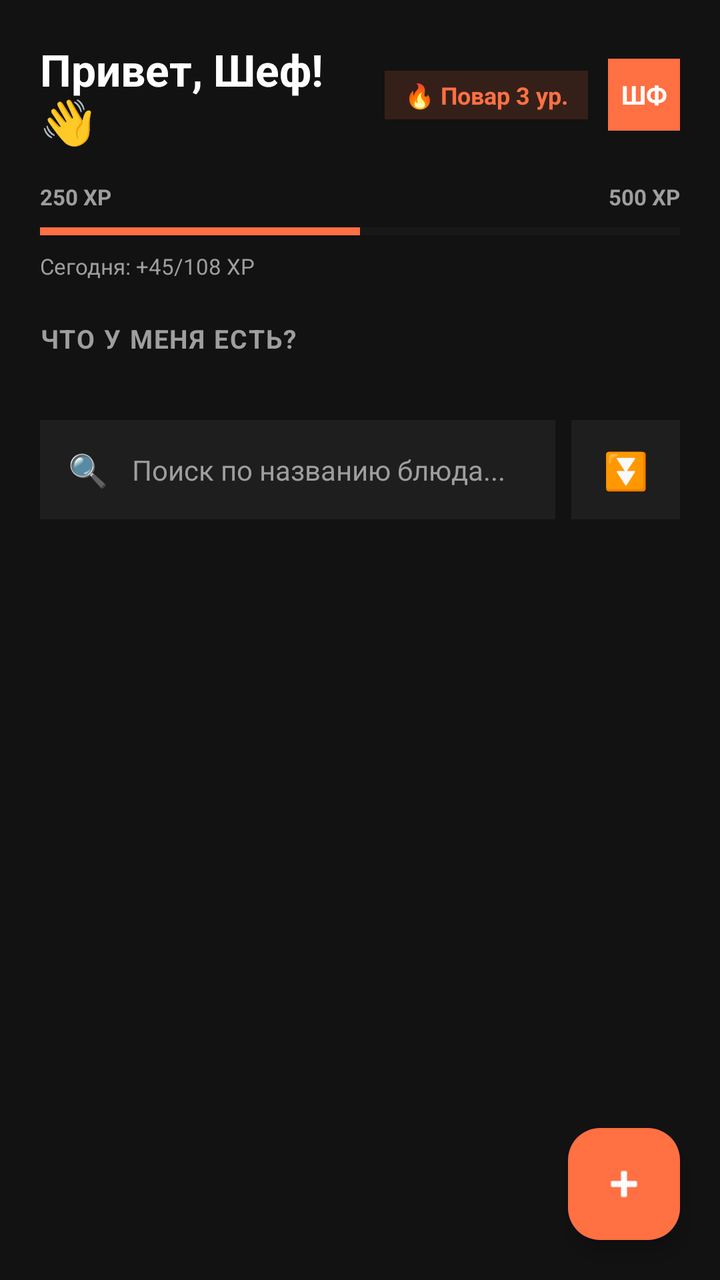
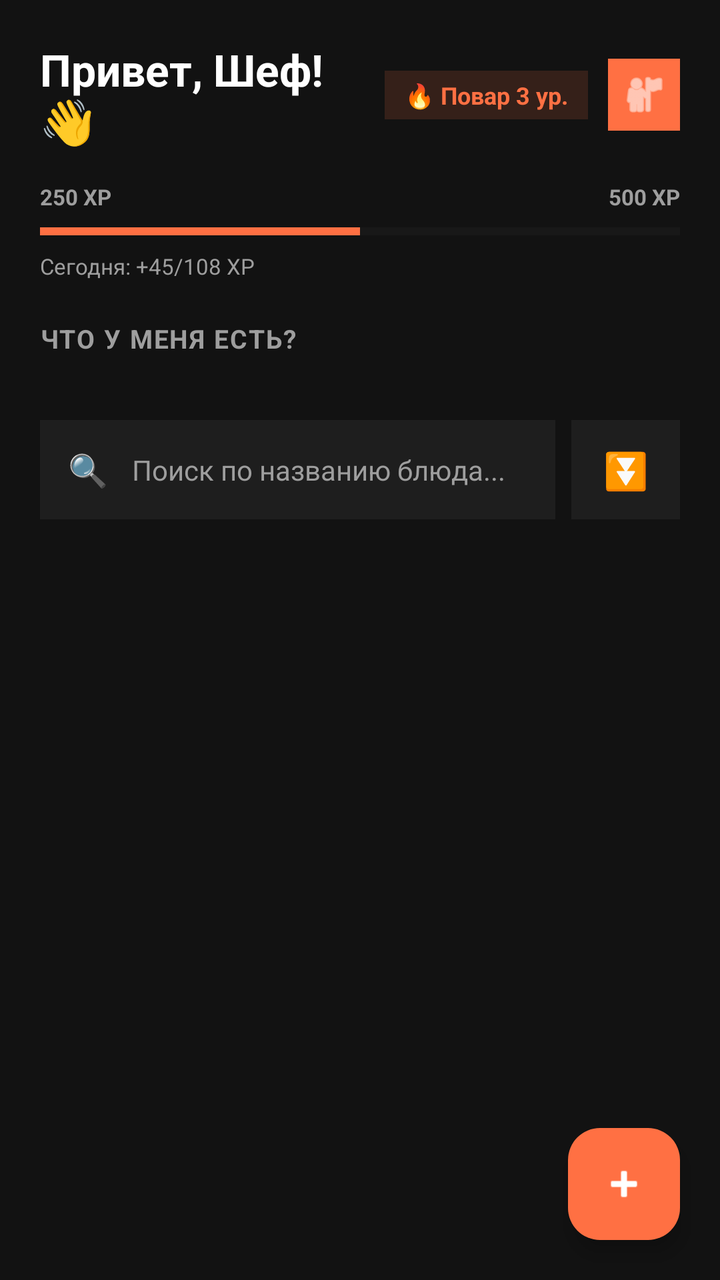

Two renders of the same Android screen: before a commit and after it. Below are the layout's source before the change and the commit's diff.
<!-- AndroidManifest.xml: application theme Theme.Application -->
<!-- res/layout/fragment_home.xml -->
<?xml version="1.0" encoding="utf-8"?>
<androidx.constraintlayout.widget.ConstraintLayout
    xmlns:android="http://schemas.android.com/apk/res/android"
    xmlns:app="http://schemas.android.com/apk/res-auto"
    android:layout_width="match_parent"
    android:layout_height="match_parent"
    android:background="#121212">

    <androidx.core.widget.NestedScrollView
        android:id="@+id/scrollView"
        android:layout_width="0dp"
        android:layout_height="0dp"
        android:fillViewport="true"
        app:layout_constraintTop_toTopOf="parent"
        app:layout_constraintBottom_toBottomOf="parent"
        app:layout_constraintStart_toStartOf="parent"
        app:layout_constraintEnd_toEndOf="parent">

        <LinearLayout
            android:layout_width="match_parent"
            android:layout_height="wrap_content"
            android:orientation="vertical">

            
            <LinearLayout
                android:layout_width="match_parent"
                android:layout_height="wrap_content"
                android:orientation="vertical"
                android:padding="20dp">

                <LinearLayout
                    android:layout_width="match_parent"
                    android:layout_height="wrap_content"
                    android:orientation="horizontal"
                    android:gravity="center_vertical">

                    <TextView
                        android:layout_width="0dp"
                        android:layout_height="wrap_content"
                        android:layout_weight="1"
                        android:text="Привет, Шеф! 👋"
                        android:textColor="#FFFFFF"
                        android:textSize="22sp"
                        android:textStyle="bold" />

                    <TextView
                        android:id="@+id/levelBadge"
                        android:layout_width="wrap_content"
                        android:layout_height="wrap_content"
                        android:background="#26FF7043"
                        android:paddingHorizontal="10dp"
                        android:paddingVertical="4dp"
                        android:text="🔥 Повар 3 ур."
                        android:textColor="#FF7043"
                        android:textSize="12sp"
                        android:textStyle="bold" />

                    <TextView
                        android:id="@+id/avatarText"
                        android:layout_width="36dp"
                        android:layout_height="36dp"
                        android:layout_marginStart="10dp"
                        android:background="#FF7043"
                        android:gravity="center"
                        android:text="ШФ"
                        android:textColor="#FFFFFF"
                        android:textSize="13sp"
                        android:textStyle="bold" />
                </LinearLayout>

                <LinearLayout
                    android:layout_width="match_parent"
                    android:layout_height="wrap_content"
                    android:layout_marginTop="16dp"
                    android:orientation="horizontal">

                    <TextView
                        android:id="@+id/xpCurrent"
                        android:layout_width="0dp"
                        android:layout_height="wrap_content"
                        android:layout_weight="1"
                        android:text="250 XP"
                        android:textColor="#9E9E9E"
                        android:textSize="11sp"
                        android:textStyle="bold" />

                    <TextView
                        android:id="@+id/xpTotal"
                        android:layout_width="wrap_content"
                        android:layout_height="wrap_content"
                        android:text="500 XP"
                        android:textColor="#9E9E9E"
                        android:textSize="11sp"
                        android:textStyle="bold" />
                </LinearLayout>

                <ProgressBar
                    android:id="@+id/xpProgress"
                    style="?android:attr/progressBarStyleHorizontal"
                    android:layout_width="match_parent"
                    android:layout_height="8dp"
                    android:layout_marginTop="6dp"
                    android:max="100"
                    android:progress="50"
                    android:progressTint="#FF7043"
                    android:progressBackgroundTint="#2C2C2C" />

                <TextView
                    android:id="@+id/xpTodayText"
                    android:layout_width="wrap_content"
                    android:layout_height="wrap_content"
                    android:layout_marginTop="6dp"
                    android:text="Сегодня: +45/108 XP"
                    android:textColor="#9E9E9E"
                    android:textSize="11sp" />
            </LinearLayout>

            
            <TextView
                android:layout_width="wrap_content"
                android:layout_height="wrap_content"
                android:layout_marginStart="20dp"
                android:text="ЧТО У МЕНЯ ЕСТЬ?"
                android:textColor="#9E9E9E"
                android:textSize="13sp"
                android:textStyle="bold"
                android:letterSpacing="0.05" />

            <HorizontalScrollView
                android:layout_width="match_parent"
                android:layout_height="wrap_content"
                android:layout_marginTop="12dp"
                android:paddingHorizontal="20dp"
                android:scrollbars="none">

                <LinearLayout
                    android:id="@+id/ingredientsRow"
                    android:layout_width="wrap_content"
                    android:layout_height="wrap_content"
                    android:orientation="horizontal" />
            </HorizontalScrollView>

            
            <LinearLayout
                android:layout_width="match_parent"
                android:layout_height="wrap_content"
                android:layout_marginHorizontal="20dp"
                android:layout_marginTop="20dp"
                android:orientation="horizontal">

                <LinearLayout
                    android:layout_width="0dp"
                    android:layout_height="wrap_content"
                    android:layout_weight="1"
                    android:background="#1E1E1E"
                    android:gravity="center_vertical"
                    android:orientation="horizontal"
                    android:padding="14dp">

                    <TextView
                        android:layout_width="wrap_content"
                        android:layout_height="wrap_content"
                        android:text="🔍"
                        android:textSize="16sp" />

                    <EditText
                        android:id="@+id/searchInput"
                        android:layout_width="match_parent"
                        android:layout_height="wrap_content"
                        android:layout_marginStart="12dp"
                        android:background="@null"
                        android:hint="Поиск по названию блюда..."
                        android:textColor="#FFFFFF"
                        android:textColorHint="#9E9E9E"
                        android:textSize="14sp"
                        android:inputType="text" />
                </LinearLayout>

                
                <TextView
                    android:id="@+id/filterBtn"
                    android:layout_width="wrap_content"
                    android:layout_height="match_parent"
                    android:layout_marginStart="8dp"
                    android:background="#1E1E1E"
                    android:gravity="center"
                    android:paddingHorizontal="16dp"
                    android:text="⏬"
                    android:textSize="18sp" />
            </LinearLayout>

            
            <HorizontalScrollView
                android:layout_width="match_parent"
                android:layout_height="wrap_content"
                android:layout_marginTop="16dp"
                android:paddingHorizontal="20dp"
                android:scrollbars="none">

                <LinearLayout
                    android:id="@+id/chipsRow"
                    android:layout_width="wrap_content"
                    android:layout_height="wrap_content"
                    android:orientation="horizontal" />
            </HorizontalScrollView>

            
            <androidx.recyclerview.widget.RecyclerView
                android:id="@+id/recipesRecycler"
                android:layout_width="match_parent"
                android:layout_height="wrap_content"
                android:layout_marginTop="12dp"
                android:nestedScrollingEnabled="false"
                android:paddingHorizontal="20dp" />

        </LinearLayout>
    </androidx.core.widget.NestedScrollView>

    <com.google.android.material.floatingactionbutton.FloatingActionButton
        android:id="@+id/fabAdd"
        android:layout_width="wrap_content"
        android:layout_height="wrap_content"
        android:layout_margin="20dp"
        android:backgroundTint="#FF7043"
        android:src="@android:drawable/ic_input_add"
        app:tint="#FFFFFF"
        app:layout_constraintBottom_toBottomOf="parent"
        app:layout_constraintEnd_toEndOf="parent" />

    <com.google.android.material.floatingactionbutton.FloatingActionButton
        android:id="@+id/fabScrollTop"
        android:layout_width="wrap_content"
        android:layout_height="wrap_content"
        android:layout_marginBottom="16dp"
        android:layout_marginEnd="20dp"
        android:backgroundTint="#2C2C2C"
        android:src="@android:drawable/arrow_up_float"
        android:visibility="gone"
        app:tint="#FFFFFF"
        app:layout_constraintBottom_toTopOf="@id/fabAdd"
        app:layout_constraintEnd_toEndOf="parent" />

</androidx.constraintlayout.widget.ConstraintLayout>
<!-- resources referenced by this layout -->
<resources>
  <style name="Theme.Application" parent="Base.Theme.Application" />
  <style name="Base.Theme.Application" parent="Theme.Material3.DayNight.NoActionBar">
          
          
      </style>
</resources>

<!-- the commit's change to res/layout/fragment_home.xml (unified diff, before → after) -->
@@ -55,17 +55,15 @@
                         android:textSize="12sp"
                         android:textStyle="bold" />
 
-                    <TextView
-                        android:id="@+id/avatarText"
+                    <ImageView
+                        android:id="@+id/avatarImage"
                         android:layout_width="36dp"
                         android:layout_height="36dp"
                         android:layout_marginStart="10dp"
                         android:background="#FF7043"
-                        android:gravity="center"
-                        android:text="ШФ"
-                        android:textColor="#FFFFFF"
-                        android:textSize="13sp"
-                        android:textStyle="bold" />
+                        android:padding="6dp"
+                        android:src="@android:drawable/ic_menu_myplaces"
+                        app:tint="#FFFFFF" />
                 </LinearLayout>
 
                 <LinearLayout
